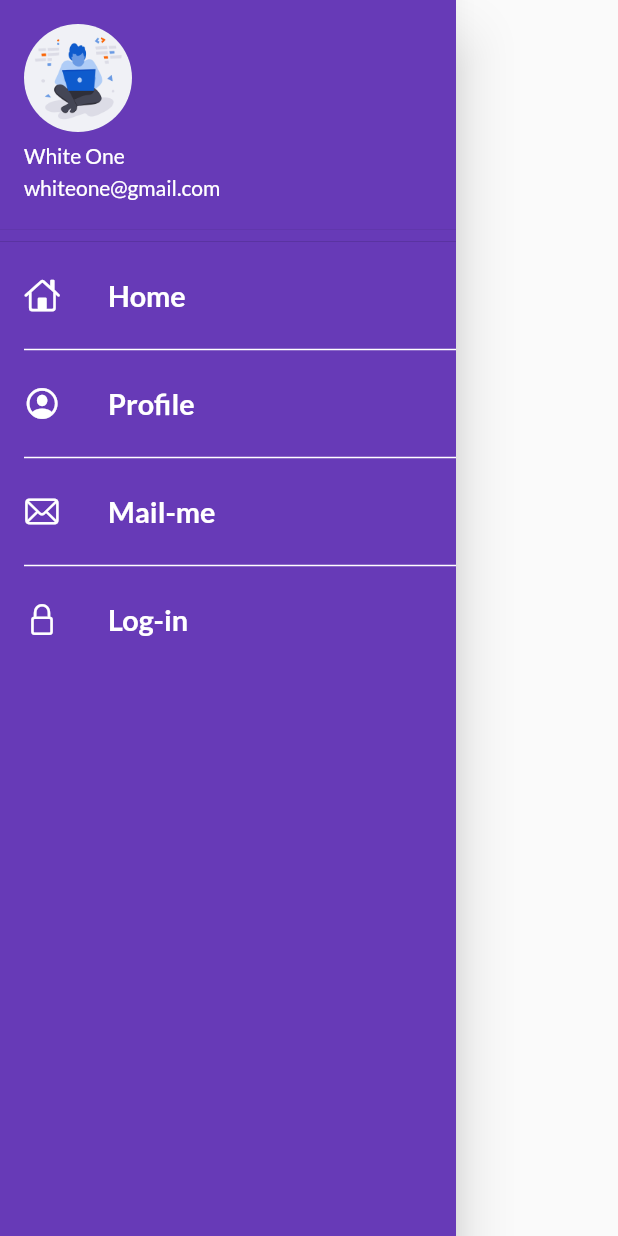
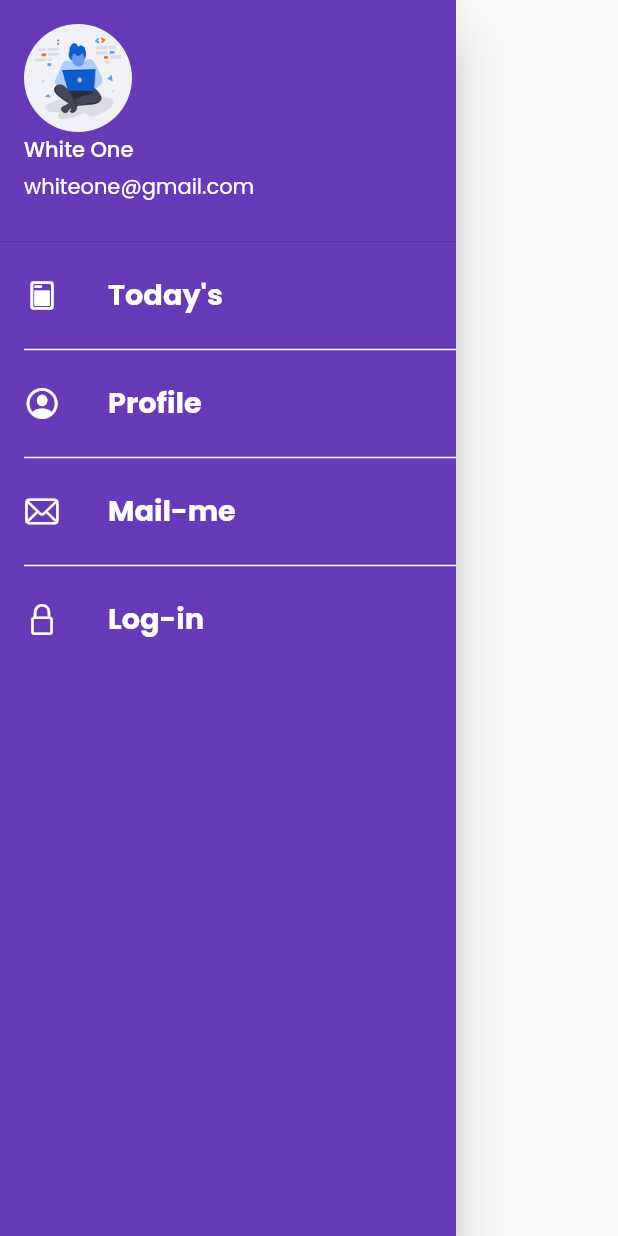
Before and after one commit to ashikulislamdev/learn_flutter, a Flutter app: the MyDrawer widget shown alone on an empty page, opened directly, on a phone screen of 412 x 824 dp. Run offline on Flutter 3.47's test engine with Material 2 defaults, Android fonts, the phone set to English and light mode, and no system bars; our stand-ins replace google_fonts; network calls fail.

Commit message:
day 17 start with the package velocity_x for UI

```diff
--- a/lib/main.dart
+++ b/lib/main.dart
@@ -3,6 +3,8 @@ import 'package:learn_app/pages/home.dart';
 import 'package:learn_app/pages/login_page.dart';
 import 'package:learn_app/utlts/routes.dart';
 import 'package:learn_app/widgets/themes.dart';
+
+import 'class_files/class_home.dart';
 
 void main() {
   runApp(MyApp());
@@ -24,6 +26,7 @@ class MyApp extends StatelessWidget {
 
       routes: {
         '/' : (context) => LoginPage(),
+        MyRoutes.classShowFile : (context) => ClassShowFile(),
         MyRoutes.homeRoute : (context) => HomaPage(),
         MyRoutes.loginRoute : (context) => LoginPage(),
       },
--- a/lib/utlts/routes.dart
+++ b/lib/utlts/routes.dart
@@ -1,6 +1,6 @@
-import 'package:learn_app/pages/home.dart';
-
+import 'package:flutter/material.dart';
 class MyRoutes{
   static String loginRoute = '/login';
   static String homeRoute = '/home';
+  static String classShowFile = '/showClass';
 }
--- a/lib/widgets/drawer.dart
+++ b/lib/widgets/drawer.dart
@@ -12,6 +12,10 @@ class MyDrawer extends StatelessWidget {
   /* moveToHome(BuildContext context) async {
     Navigator.pushNamed(context, MyRoutes.homeRoute);
   } */
+
+  moveShowClassFile(BuildContext context) async {
+    Navigator.pushNamed(context, MyRoutes.classShowFile);
+  }
 
   @override
   Widget build(BuildContext context) {
@@ -32,8 +36,9 @@ class MyDrawer extends StatelessWidget {
               ),
             ),
             ListTile(
-              leading: Icon(CupertinoIcons.home, color: Colors.white,),
-              title: Text("Home", textScaleFactor:1.2, style: TextStyle(color: Colors.white, fontWeight: FontWeight.bold),),
+              onTap: () => moveShowClassFile(context),
+              leading: Icon(CupertinoIcons.today, color: Colors.white,),
+              title: Text("Today's", textScaleFactor:1.2, style: TextStyle(color: Colors.white, fontWeight: FontWeight.bold),),
             ),
             Divider(thickness: 1, indent: 16, color: Colors.white,),
             ListTile(
--- a/lib/widgets/themes.dart
+++ b/lib/widgets/themes.dart
@@ -4,7 +4,7 @@ import 'package:google_fonts/google_fonts.dart';
 class MyTheme {
   static ThemeData lightTheme(BuildContext context) => ThemeData(
     primarySwatch: Colors.deepPurple,
-    fontFamily: GoogleFonts.lato().fontFamily,
+    fontFamily: GoogleFonts.poppins().fontFamily,
     appBarTheme: AppBarTheme(
       color: Colors.white,
       elevation: 0,
@@ -16,4 +16,7 @@ class MyTheme {
   static ThemeData datkTheme(BuildContext context) => ThemeData(
     brightness: Brightness.dark,
   );
+
+  static Color creamColor = Color(0xfff5f5f5);
+  static Color darkBluishColor = Color(0xff403b58);
 }
--- a/pubspec.yaml
+++ b/pubspec.yaml
@@ -29,6 +29,7 @@ dependencies:
   # Use with the CupertinoIcons class for iOS style icons.
   cupertino_icons: ^1.0.2
   google_fonts: ^2.1.0
+  velocity_x: ^1.4.1
 
 dev_dependencies:
   flutter_test:
```
Also changed, not shown: lib/class_files/borderBox.dart (added, +25 -0 lines), lib/class_files/class_home.dart (added, +33 -0 lines), pubspec.lock.
